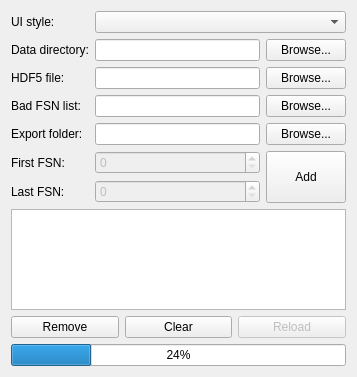
The window that cct/processing/mainwindow/iotool/iotool.ui (awacha/cct) describes before a commit, drawn with Qt 5.
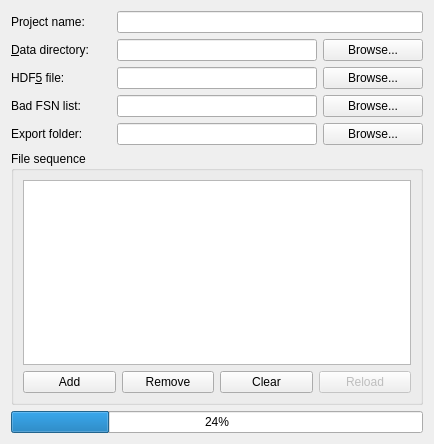
The same window after the commit. Icons and pictures are not drawn.

Commit message: cpt: more intuitive handling of projects

What changed in the file:
```diff
--- a/cct/processing/mainwindow/iotool/iotool.ui
+++ b/cct/processing/mainwindow/iotool/iotool.ui
@@ -6,47 +6,175 @@
    <rect>
     <x>0</x>
     <y>0</y>
-    <width>357</width>
-    <height>377</height>
+    <width>434</width>
+    <height>444</height>
    </rect>
   </property>
   <property name="windowTitle">
    <string>Form</string>
   </property>
+  <layout class="QVBoxLayout" name="verticalLayout_2">
+   <item>
   <layout class="QGridLayout" name="gridLayout">
-   <item row="6" column="0">
+     <item row="4" column="0">
+      <widget class="QLabel" name="label_10">
+       <property name="text">
+        <string>Export folder:</string>
+       </property>
+      </widget>
+     </item>
+     <item row="3" column="0">
     <widget class="QLabel" name="label_15">
      <property name="text">
       <string>Bad FSN list:</string>
      </property>
     </widget>
    </item>
-   <item row="6" column="1">
-    <widget class="QLineEdit" name="badFSNListFileNameLineEdit">
-     <property name="readOnly">
-      <bool>true</bool>
-     </property>
-    </widget>
-   </item>
-   <item row="6" column="2">
-    <widget class="QPushButton" name="browseBadFSNListFileNamePushButton">
+     <item row="0" column="0">
+      <widget class="QLabel" name="label_2">
      <property name="text">
-      <string>Browse...</string>
-     </property>
-     <property name="icon">
-      <iconset theme="document-open">
-       <normaloff>../</normaloff>../</iconset>
+        <string>Project name:</string>
      </property>
     </widget>
    </item>
    <item row="1" column="0">
-    <widget class="QLabel" name="label_24">
+      <widget class="QLabel" name="label">
+       <property name="sizePolicy">
+        <sizepolicy hsizetype="Minimum" vsizetype="Preferred">
+         <horstretch>0</horstretch>
+         <verstretch>0</verstretch>
+        </sizepolicy>
+       </property>
      <property name="text">
-      <string>UI style:</string>
-     </property>
-    </widget>
-   </item>
-   <item row="11" column="0" colspan="3">
+        <string>&amp;Data directory:</string>
+       </property>
+       <property name="buddy">
+        <cstring>rootDirLineEdit</cstring>
+       </property>
+      </widget>
+     </item>
+     <item row="2" column="0">
+      <widget class="QLabel" name="label_4">
+       <property name="sizePolicy">
+        <sizepolicy hsizetype="Minimum" vsizetype="Preferred">
+         <horstretch>0</horstretch>
+         <verstretch>0</verstretch>
+        </sizepolicy>
+       </property>
+       <property name="text">
+        <string>HDF&amp;5 file:</string>
+       </property>
+       <property name="buddy">
+        <cstring>saveHDFLineEdit</cstring>
+       </property>
+      </widget>
+     </item>
+     <item row="1" column="3">
+      <widget class="QPushButton" name="browsePushButton">
+       <property name="sizePolicy">
+        <sizepolicy hsizetype="Minimum" vsizetype="Fixed">
+         <horstretch>0</horstretch>
+         <verstretch>0</verstretch>
+        </sizepolicy>
+       </property>
+       <property name="text">
+        <string>Browse...</string>
+       </property>
+       <property name="icon">
+        <iconset theme="document-open">
+         <normaloff>../../../../../../</normaloff>../../../../../../</iconset>
+       </property>
+      </widget>
+     </item>
+     <item row="2" column="3">
+      <widget class="QPushButton" name="browseHDFPushButton">
+       <property name="text">
+        <string>Browse...</string>
+       </property>
+       <property name="icon">
+        <iconset theme="document-save-as">
+         <normaloff>../../../../../../</normaloff>../../../../../../</iconset>
+       </property>
+      </widget>
+     </item>
+     <item row="3" column="3">
+      <widget class="QPushButton" name="browseBadFSNListFileNamePushButton">
+       <property name="text">
+        <string>Browse...</string>
+       </property>
+       <property name="icon">
+        <iconset theme="document-open">
+         <normaloff>../</normaloff>../</iconset>
+       </property>
+      </widget>
+     </item>
+     <item row="4" column="3">
+      <widget class="QPushButton" name="browseExportFolderPushButton">
+       <property name="text">
+        <string>Browse...</string>
+       </property>
+       <property name="icon">
+        <iconset theme="document-save-as">
+         <normaloff>../</normaloff>../</iconset>
+       </property>
+      </widget>
+     </item>
+     <item row="4" column="1" colspan="2">
+      <widget class="QLineEdit" name="exportFolderLineEdit">
+       <property name="readOnly">
+        <bool>true</bool>
+       </property>
+      </widget>
+     </item>
+     <item row="3" column="1" colspan="2">
+      <widget class="QLineEdit" name="badFSNListFileNameLineEdit">
+       <property name="readOnly">
+        <bool>true</bool>
+       </property>
+      </widget>
+     </item>
+     <item row="2" column="1" colspan="2">
+      <widget class="QLineEdit" name="saveHDFLineEdit">
+       <property name="sizePolicy">
+        <sizepolicy hsizetype="MinimumExpanding" vsizetype="Fixed">
+         <horstretch>0</horstretch>
+         <verstretch>0</verstretch>
+        </sizepolicy>
+       </property>
+       <property name="readOnly">
+        <bool>true</bool>
+       </property>
+      </widget>
+     </item>
+     <item row="1" column="1" colspan="2">
+      <widget class="QLineEdit" name="rootDirLineEdit">
+       <property name="sizePolicy">
+        <sizepolicy hsizetype="MinimumExpanding" vsizetype="Fixed">
+         <horstretch>0</horstretch>
+         <verstretch>0</verstretch>
+        </sizepolicy>
+       </property>
+       <property name="readOnly">
+        <bool>true</bool>
+       </property>
+      </widget>
+     </item>
+     <item row="0" column="1" colspan="3">
+      <widget class="QLineEdit" name="projectNameLineEdit">
+       <property name="readOnly">
+        <bool>true</bool>
+       </property>
+      </widget>
+     </item>
+    </layout>
+   </item>
+   <item>
+    <widget class="QGroupBox" name="groupBox">
+     <property name="title">
+      <string>File sequence</string>
+     </property>
+     <layout class="QVBoxLayout" name="verticalLayout">
+      <item>
     <widget class="QTreeView" name="fsnListTreeView">
      <property name="alternatingRowColors">
       <bool>true</bool>
@@ -65,24 +193,25 @@
      </property>
     </widget>
    </item>
-   <item row="4" column="0">
-    <widget class="QLabel" name="label">
-     <property name="sizePolicy">
-      <sizepolicy hsizetype="Minimum" vsizetype="Preferred">
-       <horstretch>0</horstretch>
-       <verstretch>0</verstretch>
-      </sizepolicy>
-     </property>
-     <property name="text">
-      <string>Data directory:</string>
-     </property>
-     <property name="buddy">
-      <cstring>rootDirLineEdit</cstring>
-     </property>
-    </widget>
-   </item>
-   <item row="12" column="0" colspan="3">
+      <item>
     <layout class="QHBoxLayout" name="horizontalLayout">
+        <item>
+         <widget class="QPushButton" name="addToListPushButton">
+          <property name="sizePolicy">
+           <sizepolicy hsizetype="Minimum" vsizetype="Preferred">
+            <horstretch>0</horstretch>
+            <verstretch>0</verstretch>
+           </sizepolicy>
+          </property>
+          <property name="text">
+           <string>Add</string>
+          </property>
+          <property name="icon">
+           <iconset theme="list-add">
+            <normaloff>.</normaloff>.</iconset>
+          </property>
+         </widget>
+        </item>
      <item>
       <widget class="QPushButton" name="removeFromListPushButton">
        <property name="text">
@@ -127,50 +256,17 @@
      </item>
     </layout>
    </item>
-   <item row="8" column="2">
-    <widget class="QPushButton" name="browseExportFolderPushButton">
-     <property name="text">
-      <string>Browse...</string>
-     </property>
-     <property name="icon">
-      <iconset theme="document-save-as">
-       <normaloff>../</normaloff>../</iconset>
-     </property>
+     </layout>
     </widget>
    </item>
-   <item row="10" column="1">
-    <widget class="QSpinBox" name="lastFSNSpinBox">
-     <property name="enabled">
-      <bool>false</bool>
+   <item>
+    <widget class="QProgressBar" name="ioProgressBar">
+     <property name="value">
+      <number>24</number>
      </property>
-     <property name="sizePolicy">
-      <sizepolicy hsizetype="MinimumExpanding" vsizetype="Fixed">
-       <horstretch>0</horstretch>
-       <verstretch>0</verstretch>
-      </sizepolicy>
-     </property>
-     <property name="maximum">
-      <number>999999</number>
-     </property>
     </widget>
    </item>
-   <item row="4" column="1">
-    <widget class="QLineEdit" name="rootDirLineEdit">
-     <property name="sizePolicy">
-      <sizepolicy hsizetype="MinimumExpanding" vsizetype="Fixed">
-       <horstretch>0</horstretch>
-       <verstretch>0</verstretch>
-      </sizepolicy>
-     </property>
-     <property name="readOnly">
-      <bool>true</bool>
-     </property>
-    </widget>
-   </item>
-   <item row="1" column="1" colspan="2">
-    <widget class="QComboBox" name="uiStyleComboBox"/>
-   </item>
-   <item row="15" column="0" colspan="3">
+   <item>
     <spacer name="verticalSpacer">
      <property name="orientation">
       <enum>Qt::Vertical</enum>
@@ -183,145 +279,6 @@
      </property>
     </spacer>
    </item>
-   <item row="9" column="2" rowspan="2">
-    <widget class="QPushButton" name="addToListPushButton">
-     <property name="sizePolicy">
-      <sizepolicy hsizetype="Minimum" vsizetype="Preferred">
-       <horstretch>0</horstretch>
-       <verstretch>0</verstretch>
-      </sizepolicy>
-     </property>
-     <property name="text">
-      <string>Add</string>
-     </property>
-     <property name="icon">
-      <iconset theme="list-add">
-       <normaloff>.</normaloff>.</iconset>
-     </property>
-    </widget>
-   </item>
-   <item row="9" column="0">
-    <widget class="QLabel" name="label_2">
-     <property name="sizePolicy">
-      <sizepolicy hsizetype="Minimum" vsizetype="Minimum">
-       <horstretch>0</horstretch>
-       <verstretch>0</verstretch>
-      </sizepolicy>
-     </property>
-     <property name="text">
-      <string>First FSN:</string>
-     </property>
-     <property name="buddy">
-      <cstring>firstFSNSpinBox</cstring>
-     </property>
-    </widget>
-   </item>
-   <item row="8" column="1">
-    <widget class="QLineEdit" name="exportFolderLineEdit"/>
-   </item>
-   <item row="10" column="0">
-    <widget class="QLabel" name="label_3">
-     <property name="sizePolicy">
-      <sizepolicy hsizetype="Minimum" vsizetype="Preferred">
-       <horstretch>0</horstretch>
-       <verstretch>0</verstretch>
-      </sizepolicy>
-     </property>
-     <property name="text">
-      <string>Last FSN:</string>
-     </property>
-     <property name="buddy">
-      <cstring>lastFSNSpinBox</cstring>
-     </property>
-    </widget>
-   </item>
-   <item row="8" column="0">
-    <widget class="QLabel" name="label_10">
-     <property name="text">
-      <string>Export folder:</string>
-     </property>
-    </widget>
-   </item>
-   <item row="4" column="2">
-    <widget class="QPushButton" name="browsePushButton">
-     <property name="sizePolicy">
-      <sizepolicy hsizetype="Minimum" vsizetype="Fixed">
-       <horstretch>0</horstretch>
-       <verstretch>0</verstretch>
-      </sizepolicy>
-     </property>
-     <property name="text">
-      <string>Browse...</string>
-     </property>
-     <property name="icon">
-      <iconset theme="document-open">
-       <normaloff>../../../../../../</normaloff>../../../../../../</iconset>
-     </property>
-    </widget>
-   </item>
-   <item row="14" column="0" colspan="3">
-    <widget class="QProgressBar" name="ioProgressBar">
-     <property name="value">
-      <number>24</number>
-     </property>
-    </widget>
-   </item>
-   <item row="9" column="1">
-    <widget class="QSpinBox" name="firstFSNSpinBox">
-     <property name="enabled">
-      <bool>false</bool>
-     </property>
-     <property name="sizePolicy">
-      <sizepolicy hsizetype="MinimumExpanding" vsizetype="Fixed">
-       <horstretch>0</horstretch>
-       <verstretch>0</verstretch>
-      </sizepolicy>
-     </property>
-     <property name="maximum">
-      <number>999999</number>
-     </property>
-    </widget>
-   </item>
-   <item row="5" column="0">
-    <widget class="QLabel" name="label_4">
-     <property name="sizePolicy">
-      <sizepolicy hsizetype="Minimum" vsizetype="Preferred">
-       <horstretch>0</horstretch>
-       <verstretch>0</verstretch>
-      </sizepolicy>
-     </property>
-     <property name="text">
-      <string>HDF5 file:</string>
-     </property>
-     <property name="buddy">
-      <cstring>saveHDFLineEdit</cstring>
-     </property>
-    </widget>
-   </item>
-   <item row="5" column="1">
-    <widget class="QLineEdit" name="saveHDFLineEdit">
-     <property name="sizePolicy">
-      <sizepolicy hsizetype="MinimumExpanding" vsizetype="Fixed">
-       <horstretch>0</horstretch>
-       <verstretch>0</verstretch>
-      </sizepolicy>
-     </property>
-     <property name="readOnly">
-      <bool>true</bool>
-     </property>
-    </widget>
-   </item>
-   <item row="5" column="2">
-    <widget class="QPushButton" name="browseHDFPushButton">
-     <property name="text">
-      <string>Browse...</string>
-     </property>
-     <property name="icon">
-      <iconset theme="document-save-as">
-       <normaloff>../../../../../../</normaloff>../../../../../../</iconset>
-     </property>
-    </widget>
-   </item>
   </layout>
  </widget>
  <tabstops>
```
Left out of the diff: 5 changed lines with no effect on the pictures. Lines whose indentation alone changed are shown as unchanged. The commit also changes 8 other files.
